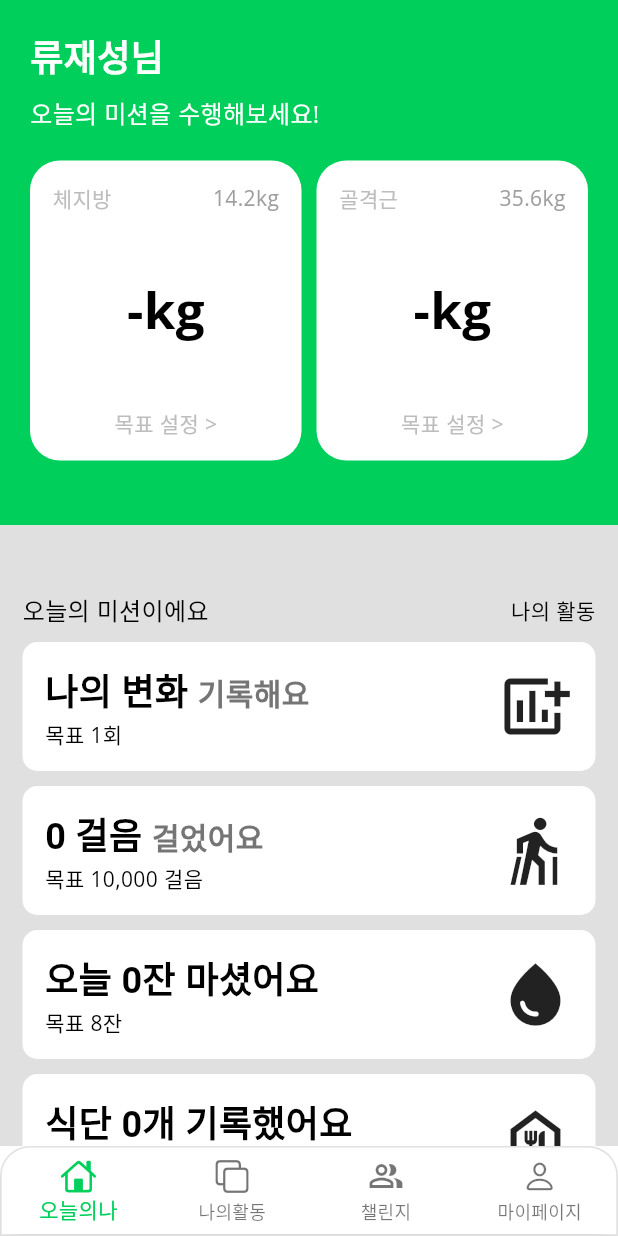
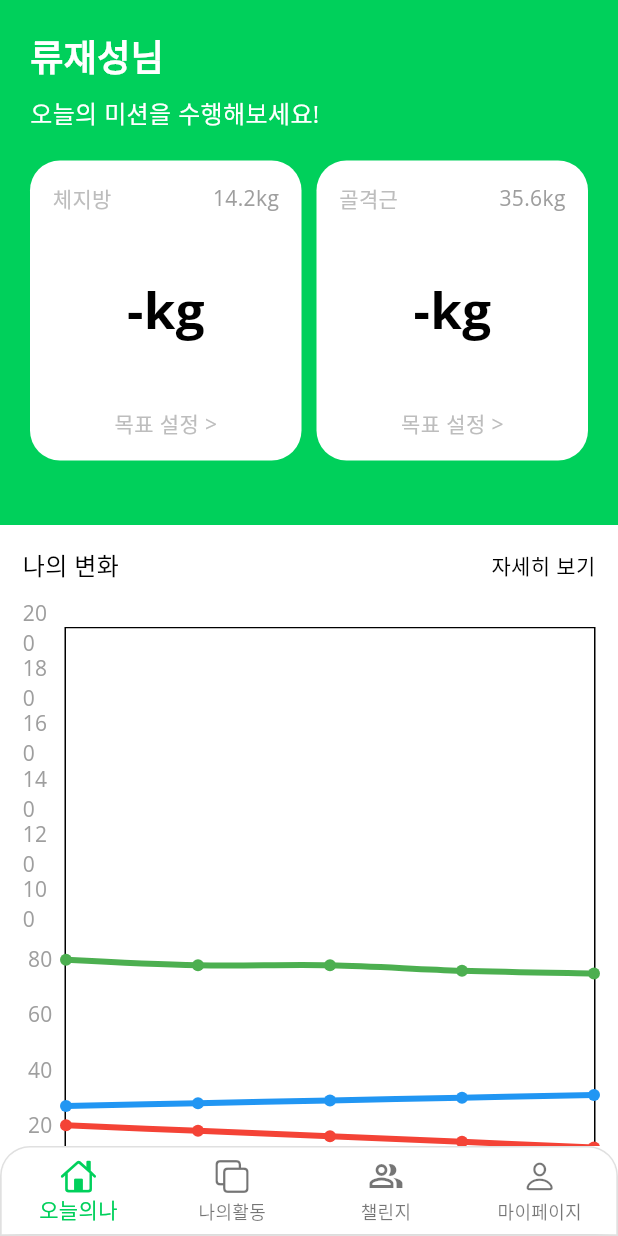
Before and after one commit to hillview0303/project-final-flutter, a Flutter app: the MainPage screen opened directly, on a phone screen of 412 x 824 dp. Run offline on Flutter 3.47's test engine with Material 3 defaults, Android fonts, the phone set to English and light mode, and no system bars; drawn by our look-alikes of fl_chart; our stand-ins replace google_fonts.

Commit message:
차트(임시)

```diff
--- a/lib/pages/my/my_page.dart
+++ b/lib/pages/my/my_page.dart
@@ -1,4 +1,4 @@
-import 'package:flutter/cupertino.dart';
+import 'package:flutter/material.dart';
 
 class MyPage extends StatelessWidget {
   const MyPage({super.key});
--- /dev/null
+++ b/lib/pages/today/layout/today_body.dart
@@ -0,0 +1,184 @@
+import 'package:fl_chart/fl_chart.dart';
+import 'package:flutter/material.dart';
+import 'package:project_app/pages/today/components/mission_container.dart';
+import 'package:project_app/style.dart';
+
+import '../../../size.dart';
+
+class TodayBody extends StatefulWidget {
+  @override
+  State<TodayBody> createState() => _TodayBodyState();
+}
+
+class _TodayBodyState extends State<TodayBody> {
+  List<FlSpot> fatData = [
+    FlSpot(0, 20),
+    FlSpot(1, 18),
+    FlSpot(2, 16),
+    FlSpot(3, 14),
+    FlSpot(4, 12),
+  ];
+
+  List<FlSpot> muscleData = [
+    FlSpot(0, 27),
+    FlSpot(1, 28),
+    FlSpot(2, 29),
+    FlSpot(3, 30),
+    FlSpot(4, 31),
+  ];
+
+  List<FlSpot> weightData = [
+    FlSpot(0, 80),
+    FlSpot(1, 78),
+    FlSpot(2, 78),
+    FlSpot(3, 76),
+    FlSpot(4, 75),
+  ];
+
+  @override
+  Widget build(BuildContext context) {
+    return Column(
+      children: [
+        Padding(
+          padding: const EdgeInsets.all(gap_sm),
+          child: Container(
+            child: Column(
+              children: [
+                Row(
+                  children: [
+                    Text("나의 변화", style: subtitle1()),
+                    Spacer(),
+                    Text(
+                      "자세히 보기",
+                      style: subtitle2(),
+                    ),
+                  ],
+                ),
+                SizedBox(
+                  height: gap_l,
+                ),
+                Container(
+                  width: double.infinity,
+                  height: 400,
+                  child: LineChart(
+                    LineChartData(
+                      backgroundColor: Colors.white,
+                      gridData: FlGridData(show: false),
+                      // 그래프 설정
+                      lineBarsData: [
+                        LineChartBarData(
+                          spots: fatData,
+                          isCurved: true,
+                          color: Colors.red,
+                          barWidth: 4,
+                          isStrokeCapRound: true,
+                          belowBarData: BarAreaData(show: false),
+                        ),
+                        LineChartBarData(
+                          spots: muscleData,
+                          isCurved: true,
+                          color: Colors.blue,
+                          barWidth: 4,
+                          isStrokeCapRound: true,
+                          belowBarData: BarAreaData(show: false),
+                        ),
+                        LineChartBarData(
+                          spots: weightData,
+                          isCurved: true,
+                          color: Colors.green,
+                          barWidth: 4,
+                          isStrokeCapRound: true,
+                          belowBarData: BarAreaData(show: false),
+                        ),
+                      ],
+                      titlesData: FlTitlesData(
+                        rightTitles: AxisTitles(
+                            sideTitles: SideTitles(showTitles: false)),
+                        topTitles: AxisTitles(
+                            sideTitles: SideTitles(showTitles: false)),
+                        leftTitles: AxisTitles(
+                            sideTitles:
+                                SideTitles(showTitles: true, reservedSize: 28)),
+                        bottomTitles: AxisTitles(
+                          sideTitles: SideTitles(
+                            showTitles: true,
+                            reservedSize: 30,
+                            // getTitlesWidget: (values, meta) {
+                            //   switch (values.toInt()) {
+                            //     case 0:
+                            //       return Text("day 1");
+                            //     case 1:
+                            //       return Text("day 2");
+                            //     case 2:
+                            //       return Text("day 3");
+                            //     case 3:
+                            //       return Text("day 4");
+                            //     case 4:
+                            //       return Text("day 5");
+                            //   }
+                            //   return Text("");
+                            // },
+                          ),
+                        ),
+                      ),
+                      borderData: FlBorderData(show: true),
+                      minX: 0,
+                      maxX: 4,
+                      maxY: 200,
+                      minY: 0,
+                    ),
+                  ),
+                ),
+              ],
+            ),
+          ),
+        ),
+        Container(
+          width: double.infinity,
+          decoration: BoxDecoration(color: Colors.grey[300]),
+          child: Padding(
+            padding: const EdgeInsets.all(gap_sm),
+            child: Column(
+              children: [
+                SizedBox(height: gap_l),
+                Row(
+                  children: [
+                    Text("오늘의 미션이에요", style: subtitle1()),
+                    Spacer(),
+                    Text("나의 활동", style: subtitle2())
+                  ],
+                ),
+                SizedBox(height: gap_s),
+                MissionContainer(
+                  title: "나의 변화 ",
+                  title2: "기록해요",
+                  subtitle: "목표 1회",
+                  icons: Icons.add_chart,
+                ),
+                SizedBox(height: gap_s),
+                MissionContainer(
+                  title: "0 걸음 ",
+                  title2: "걸었어요",
+                  subtitle: "목표 10,000 걸음",
+                  icons: Icons.nordic_walking,
+                ),
+                SizedBox(height: gap_s),
+                MissionContainer(
+                  title: "오늘 0잔 마셨어요",
+                  subtitle: "목표 8잔",
+                  icons: Icons.water_drop,
+                ),
+                SizedBox(height: gap_s),
+                MissionContainer(
+                  title: "식단 0개 기록했어요",
+                  subtitle: "목표 3개",
+                  icons: Icons.food_bank_outlined,
+                ),
+              ],
+            ),
+          ),
+        ),
+      ],
+    );
+  }
+}
--- a/lib/pages/today/today_body.dart
+++ /dev/null
@@ -1,60 +0,0 @@
-import 'package:flutter/material.dart';
-import 'package:project_app/pages/today/components/mission_container.dart';
-import 'package:project_app/style.dart';
-
-import '../../size.dart';
-
-class TodayBody extends StatelessWidget {
-  const TodayBody({
-    super.key,
-  });
-
-  @override
-  Widget build(BuildContext context) {
-    return Container(
-      width: double.infinity,
-      decoration: BoxDecoration(color: Colors.grey[300]),
-      child: Padding(
-        padding: const EdgeInsets.all(15),
-        child: Column(
-          children: [
-            SizedBox(height: gap_l),
-            Row(
-              children: [
-                Text("오늘의 미션이에요", style: subtitle1()),
-                Spacer(),
-                Text("나의 활동", style: subtitle2())
-              ],
-            ),
-            SizedBox(height: gap_s),
-            MissionContainer(
-              title: "나의 변화 ",
-              title2: "기록해요",
-              subtitle: "목표 1회",
-              icons: Icons.add_chart,
-            ),
-            SizedBox(height: gap_s),
-            MissionContainer(
-              title: "0 걸음 ",
-              title2: "걸었어요",
-              subtitle: "목표 10,000 걸음",
-              icons: Icons.nordic_walking,
-            ),
-            SizedBox(height: gap_s),
-            MissionContainer(
-              title: "오늘 0잔 마셨어요",
-              subtitle: "목표 8잔",
-              icons: Icons.water_drop,
-            ),
-            SizedBox(height: gap_s),
-            MissionContainer(
-              title: "식단 0개 기록했어요",
-              subtitle: "목표 3개",
-              icons: Icons.food_bank_outlined,
-            ),
-          ],
-        ),
-      ),
-    );
-  }
-}
--- a/lib/pages/today/today_page.dart
+++ b/lib/pages/today/today_page.dart
@@ -1,7 +1,7 @@
 import 'package:flutter/material.dart';
-import 'package:project_app/pages/today/today_header.dart';
+import 'package:project_app/pages/today/layout/today_header.dart';
 
-import 'today_body.dart';
+import 'layout/today_body.dart';
 
 class TodayPage extends StatelessWidget {
   const TodayPage({super.key});
--- a/lib/size.dart
+++ b/lib/size.dart
@@ -1,8 +1,11 @@
 import 'package:flutter/cupertino.dart';
 
-const double gap_xl = 40;
+const double gap_xxl = 40;
+const double gap_xl = 35;
 const double gap_l = 30;
+const double gap_ml = 25;
 const double gap_m = 20;
+const double gap_sm = 15;
 const double gap_s = 10;
 const double gap_xs = 5;
 
--- a/pubspec.yaml
+++ b/pubspec.yaml
@@ -30,7 +30,7 @@ environment:
 dependencies:
   flutter:
     sdk: flutter
-
+  fl_chart: ^0.67.0
 
   # The following adds the Cupertino Icons font to your application.
   # Use with the CupertinoIcons class for iOS style icons.
```
Also changed, not shown: lib/pages/today/layout/today_header.dart (renamed from lib/pages/today/today_header.dart), pubspec.lock.
